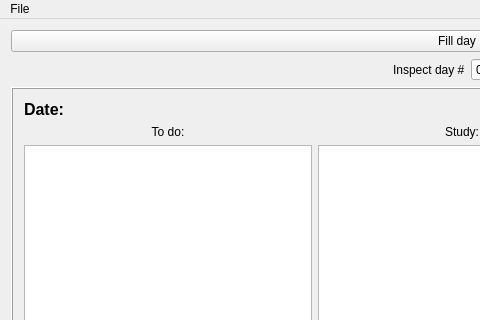
Before: the Qt Designer form planner/mainwindow.ui in kiramor/planner, drawn with Qt 5; both pictures show x 0 to 480 and y 0 to 320 of the 924 by 679 pixel window.
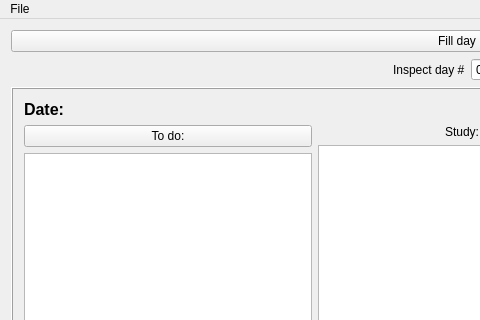
After: the same form once the commit is applied.

```diff
--- a/planner/mainwindow.ui
+++ b/planner/mainwindow.ui
@@ -94,13 +94,10 @@
          <item>
           <layout class="QVBoxLayout" name="verticalLayout">
            <item>
-            <widget class="QLabel" name="label_2">
+            <widget class="QPushButton" name="pushButton">
              <property name="text">
               <string>To do:</string>
              </property>
-             <property name="alignment">
-              <set>Qt::AlignCenter</set>
-             </property>
             </widget>
            </item>
            <item>
```
